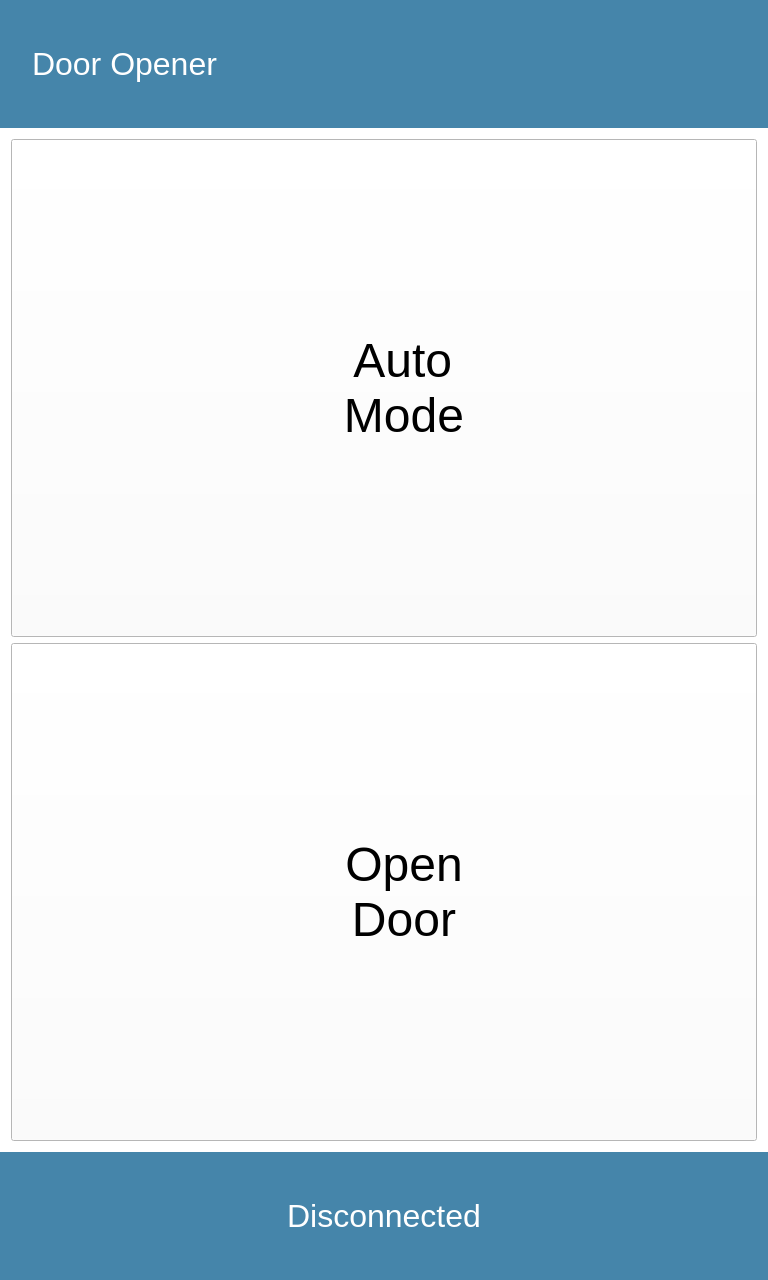
Before: the Qt Designer form qdoorclient/mainwindow.ui in jacob3141/dooropener, drawn with Qt 5.
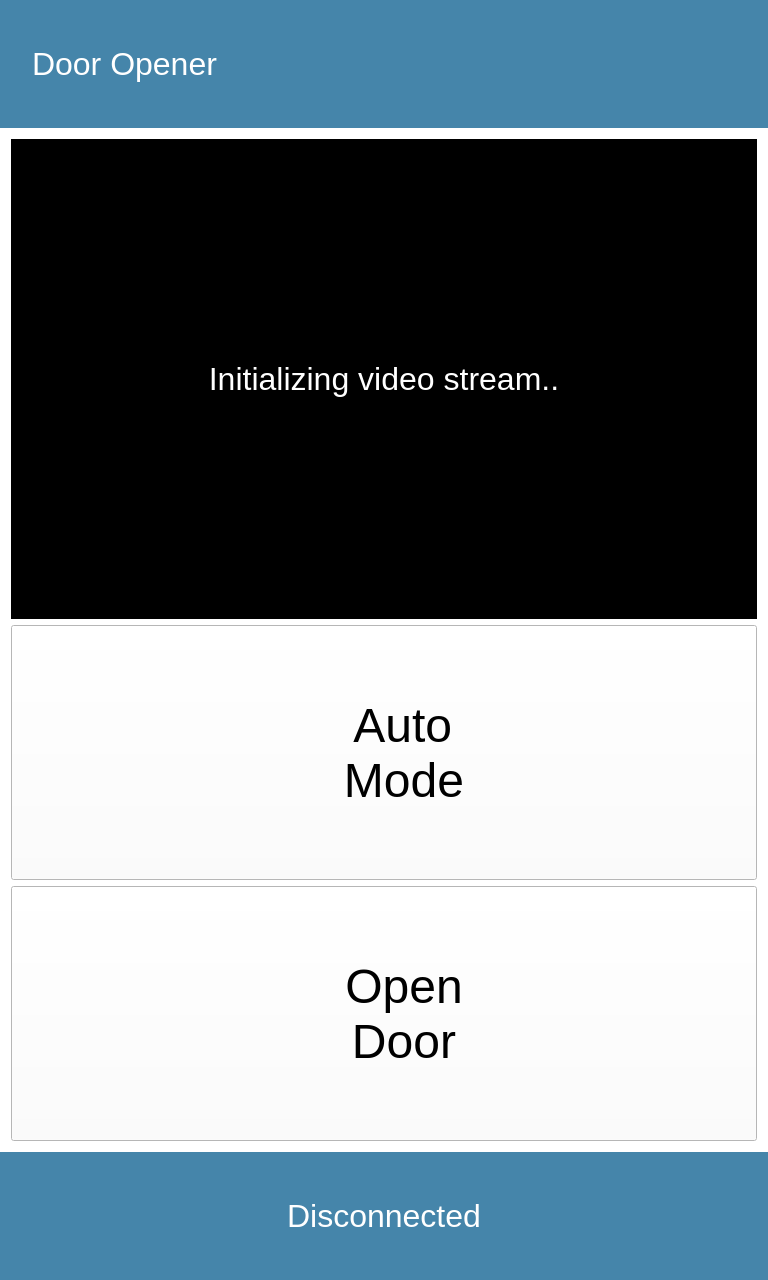
After: the same form once the commit is applied. The open tabs and pages were chosen to show the change. Icons and pictures are not drawn. Custom widgets are drawn as their Qt base class.

Commit message: Added video streaming.

Patch:
```diff
--- a/qdoorclient/mainwindow.ui
+++ b/qdoorclient/mainwindow.ui
@@ -268,6 +268,34 @@
            <enum>QFrame::Raised</enum>
           </property>
           <layout class="QVBoxLayout" name="verticalLayout_3">
+           <item>
+            <widget class="QLabel" name="imageLabel">
+             <property name="minimumSize">
+              <size>
+               <width>0</width>
+               <height>480</height>
+              </size>
+             </property>
+             <property name="maximumSize">
+              <size>
+               <width>16777215</width>
+               <height>480</height>
+              </size>
+             </property>
+             <property name="styleSheet">
+              <string notr="true">background: black; color: white; font-size: 32px;</string>
+             </property>
+             <property name="text">
+              <string>Initializing video stream..</string>
+             </property>
+             <property name="scaledContents">
+              <bool>true</bool>
+             </property>
+             <property name="alignment">
+              <set>Qt::AlignCenter</set>
+             </property>
+            </widget>
+           </item>
            <item>
             <widget class="QPushButton" name="autoPushButton">
              <property name="sizePolicy">
```
The commit also changes 5 other files.
